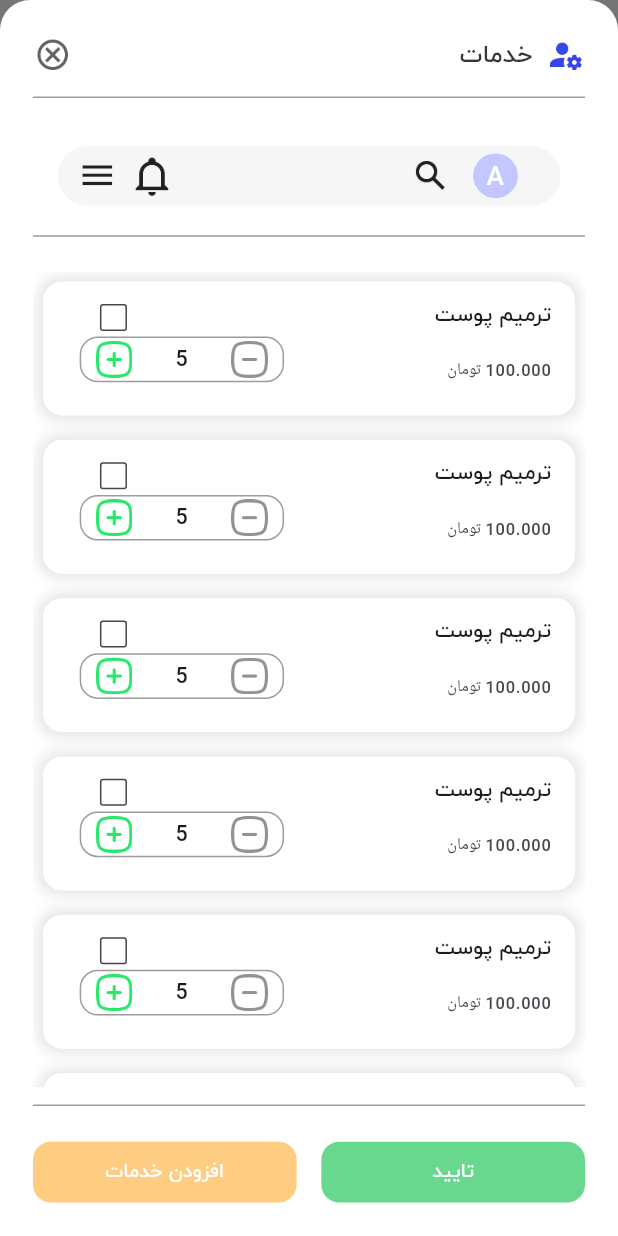
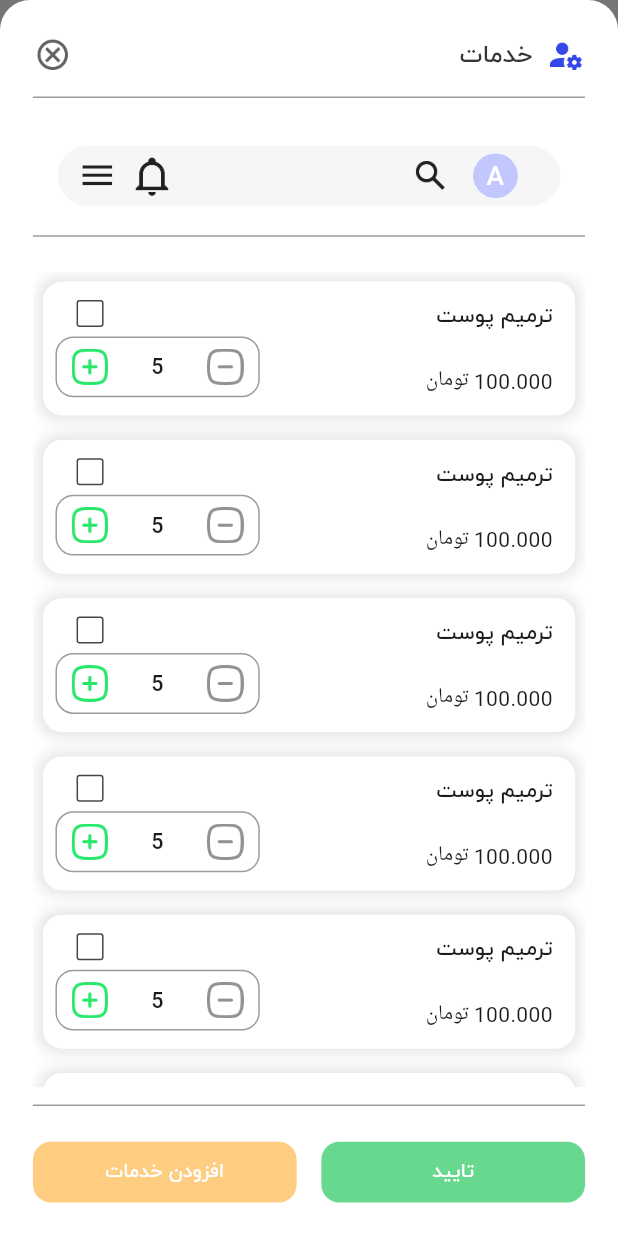
Before and after one commit to RayMasoumi/nobitok, a Flutter app: the screen it shows after launch, on a phone screen of 412 x 824 dp. Run offline on Flutter 3.47's test engine with Material 2 defaults, Android fonts, the phone set to English and light mode, and no system bars; our stand-ins replace flutter_bloc, flutter_screenutil.

Commit message:
services list view fully fixed

```diff
--- a/lib/presentation/modal_bottom_sheets/service_list.dart
+++ b/lib/presentation/modal_bottom_sheets/service_list.dart
@@ -4,7 +4,6 @@ import 'package:nobitok/constants/colors.dart';
 import 'package:nobitok/constants/sizes.dart';
 import 'package:nobitok/constants/strings.dart';
 import 'package:nobitok/presentation/widgets/custom_button.dart';
-import 'package:nobitok/presentation/widgets/custom_list_tile.dart';
 import 'package:nobitok/presentation/widgets/custom_list_view.dart';
 import 'package:nobitok/presentation/widgets/custom_topbar.dart';
 import 'package:nobitok/presentation/widgets/padded_divider.dart';
@@ -39,10 +38,18 @@ class ServiceBottomSheet extends StatelessWidget {
 // * listView:
             Expanded(
               child: CustomListView(
-                listTile: CustomListTile(
-// * leading:
-                  leading: SizedBox(
-                    width: 120.w,
+                tileLeftPadding: 4,
+                tileRightPadding: 10,
+                tileTopPadding: 8,
+                tileBottomPadding: 8,
+                listTile: Card(
+                  elevation: 0,
+                  color: Colors.white,
+                  child: Row(
+                    mainAxisAlignment: MainAxisAlignment.spaceBetween,
+                    children: [
+// * right side:
+                      Expanded(
                         child: Column(
                           mainAxisAlignment: MainAxisAlignment.spaceBetween,
                           children: [
@@ -67,14 +74,12 @@ class ServiceBottomSheet extends StatelessWidget {
                           ],
                         ),
                       ),
-// *  trailing:
-                  trailing: SizedBox(
-                    width: 125.w,
-                    height: 69.h,
+// * left side:
+                      Expanded(
                         child: Column(
+                          crossAxisAlignment: CrossAxisAlignment.end,
                           mainAxisAlignment: MainAxisAlignment.spaceBetween,
                           children: [
-                        const Spacer(),
 // * checkbox:
                             Row(
                               mainAxisAlignment: MainAxisAlignment.end,
@@ -95,7 +100,6 @@ class ServiceBottomSheet extends StatelessWidget {
                                 ),
                               ],
                             ),
-                        const Spacer(),
 
 // * quantity:
                             const CustomInputQuantityWidget(
@@ -103,6 +107,8 @@ class ServiceBottomSheet extends StatelessWidget {
                             ),
                           ],
                         ),
+                      )
+                    ],
                   ),
                 ),
               ),
--- a/lib/presentation/widgets/custom_input_quantity_widget.dart
+++ b/lib/presentation/widgets/custom_input_quantity_widget.dart
@@ -20,7 +20,7 @@ class CustomInputQuantityWidget extends StatelessWidget {
       textDirection: TextDirection.ltr,
       child: Container(
         padding: EdgeInsets.symmetric(horizontal: 8.w),
-        height: 30.h,
+        height: 40.h,
         width: 124.w,
         decoration: BoxDecoration(
           borderRadius: kBorderRadius12,
--- a/lib/presentation/widgets/custom_list_view.dart
+++ b/lib/presentation/widgets/custom_list_view.dart
@@ -4,13 +4,22 @@ import 'package:flutter_screenutil/flutter_screenutil.dart';
 class CustomListView extends StatelessWidget {
   const CustomListView({
     super.key,
+    required this.tileLeftPadding,
+    required this.tileRightPadding,
+    required this.tileTopPadding,
+    required this.tileBottomPadding,
     required this.listTile,
   });
 
   final Widget listTile;
+  final double tileTopPadding;
+  final double tileBottomPadding;
+  final double tileLeftPadding;
+  final double tileRightPadding;
   @override
   Widget build(BuildContext context) {
-    return ListView.builder(itemBuilder: (context, index) {
+    return ListView.builder(
+      itemBuilder: (context, index) {
         return Container(
           height: 88.h,
           width: 335.w,
@@ -33,10 +42,16 @@ class CustomListView extends StatelessWidget {
             ],
           ),
           child: Padding(
-          padding: EdgeInsets.only(top: 11.h, bottom: 8.h),
+            padding: EdgeInsets.only(
+              top: tileTopPadding.h,
+              bottom: tileBottomPadding.h,
+              right: tileRightPadding.w,
+              left: tileLeftPadding.w,
+            ),
             child: listTile,
           ),
         );
-    });
+      },
+    );
   }
 }
```
Lines whose indentation alone changed are shown as unchanged.
